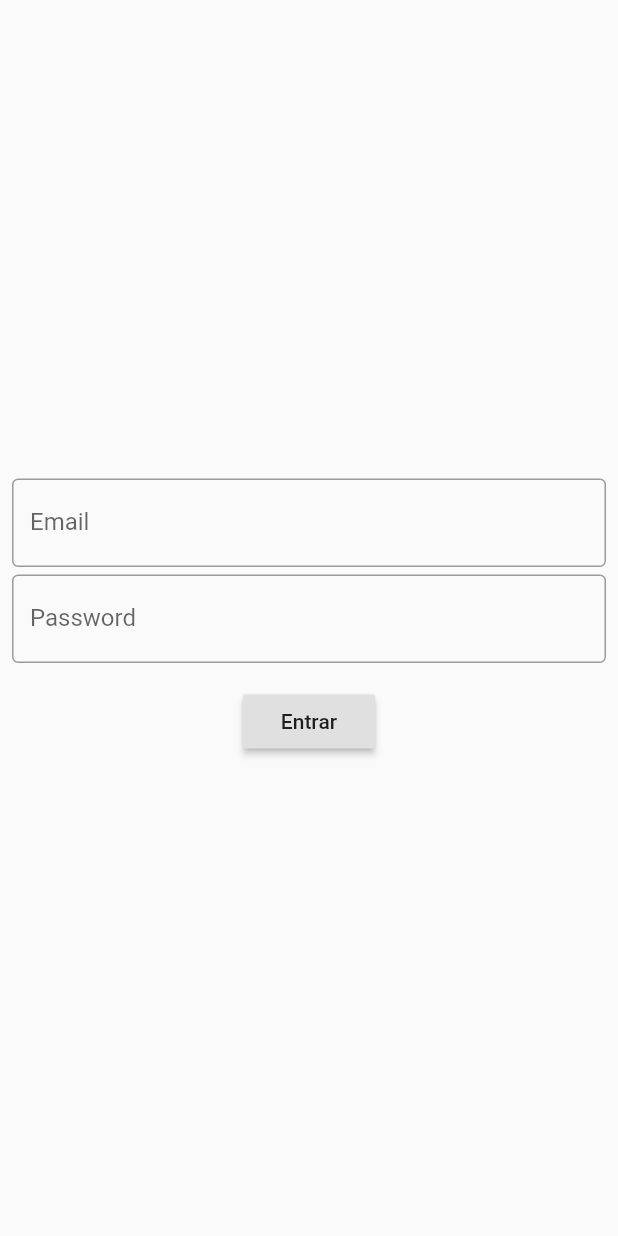
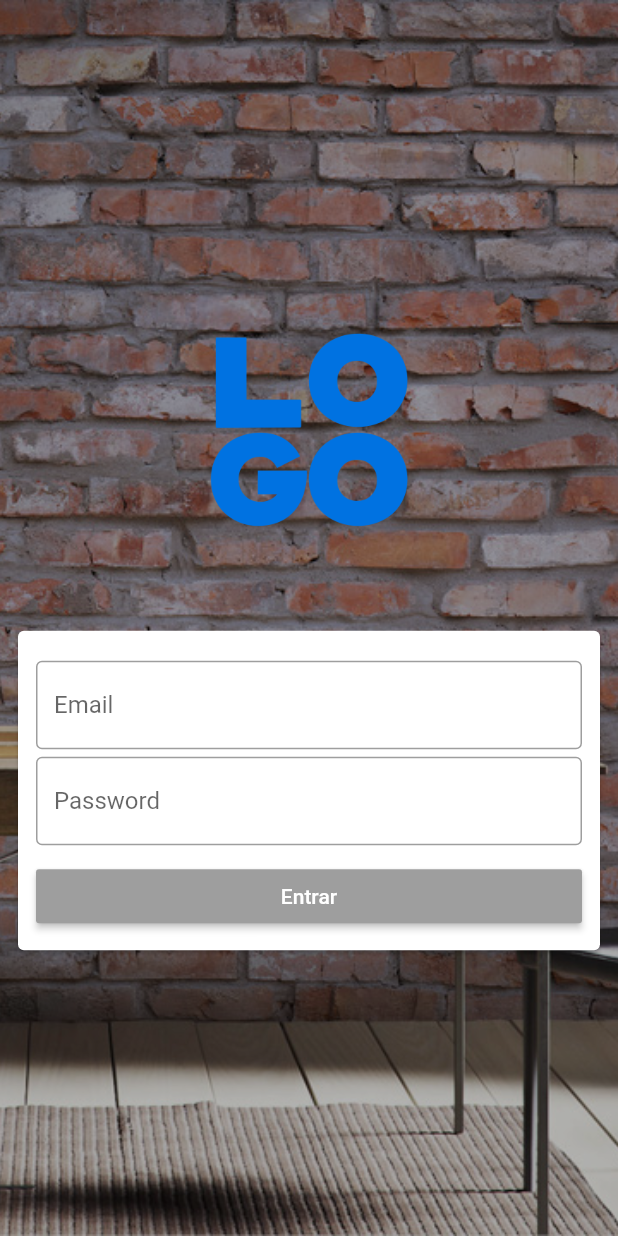
Before and after one commit to Lucas-Angelo/Dart-And-Flutter, a Flutter app: the screen it shows after launch, after a tap on "Entrar", on a phone screen of 412 x 824 dp. Run offline on Flutter 3.47's test engine with Material 2 defaults, Android fonts, the phone set to English and light mode, and no system bars.

Commit message:
pagina de login

```diff
--- a/Flutter/projetos/olaMundo/lib/app_widget.dart
+++ b/Flutter/projetos/olaMundo/lib/app_widget.dart
@@ -16,7 +16,11 @@ class AppWidget extends StatelessWidget { // Widget estático da aplicação pro
             ? Brightness.dark
             : Brightness.light,
         ),
-        home: LoginPage(), // Chama a home atualizada
+        initialRoute: '/',
+        routes: {
+          '/': (context) => LoginPage(),
+          '/home': (context) => HomePage(),
+        }, // Chama a home atualizada
         );
       },
     );
--- a/Flutter/projetos/olaMundo/lib/home_page.dart
+++ b/Flutter/projetos/olaMundo/lib/home_page.dart
@@ -89,8 +89,8 @@ class CustomSwitch extends StatelessWidget {
   @override
   Widget build(BuildContext context) {
     return Switch(
-            value: AppController.instance.isDarkTheme,
-            onChanged: (value){
+          value: AppController.instance.isDarkTheme,
+          onChanged: (value){
             AppController.instance.changeTheme();
           },);
   }
--- a/Flutter/projetos/olaMundo/lib/login_page.dart
+++ b/Flutter/projetos/olaMundo/lib/login_page.dart
@@ -1,4 +1,5 @@
 import 'package:flutter/material.dart';
+import 'package:olaMundo/home_page.dart';
 
 class LoginPage extends StatefulWidget {
   @override
@@ -10,10 +11,8 @@ class _LoginPageState extends State<LoginPage> {
   String email = '';
   String password = '';
 
-  @override
-  Widget build(BuildContext context) {
-    return Scaffold(
-      body: SingleChildScrollView(
+  Widget _body(){
+    return SingleChildScrollView(
         child: SizedBox(
           width: MediaQuery.of(context).size.width,
             height: MediaQuery.of(context).size.height,
@@ -21,6 +20,20 @@ class _LoginPageState extends State<LoginPage> {
               padding: const EdgeInsets.all(8.0),
               child: Column(
                 mainAxisAlignment: MainAxisAlignment.center,
+                children: [
+
+                  Container(
+                    width: 150,
+                    height: 200,
+                    child:
+                      Image.asset('assets/images/logo.png'),
+                  ),
+                  Container(height: 30,),
+
+                  Card(
+                    child: Padding(
+                      padding: const EdgeInsets.only(left: 12, right: 12, top: 20, bottom: 12),
+                      child: Column(
                         children: [
                           TextField(
                           onChanged: (text){
@@ -43,21 +56,47 @@ class _LoginPageState extends State<LoginPage> {
                             labelText: 'Password',
                           ),
                         ),
-                  Container(height: 15.0,),
+                        Container(height: 10.0,),
                         RaisedButton(
+                          textColor: Colors.white,
+                          color: Colors.grey,
                           onPressed: (){
-                      if(email=='lcs2001_@hotmail.com' && password == '123')
+                            if(email=='lcs2001_@hotmail.com' && password == '123'){
                               print('correto');
-                      else
+                              Navigator.of(context).pushReplacementNamed('/home');
+                            }
+                            else{
                               print('login invalido');
+                            }
                           },
-                    child: Text('Entrar'),
+                          child: Container(
+                              width: double.infinity,
+                              child: Text('Entrar', textAlign: TextAlign.center,)
+                            ),
+                        ),
+                        ],),
+                    )
                   ),
 
                 ],
               ),
             ),
           ),
+      );
+  }
+
+  @override
+  Widget build(BuildContext context) {
+    return Scaffold(
+      body: Stack(
+        children: [
+          SizedBox(
+            height: MediaQuery.of(context).size.height,
+            child: Image.asset('assets/images/background.jpg', fit: BoxFit.cover,)
+          ),
+          Container(color: Colors.black.withOpacity(0.3)),
+          _body(),
+        ],
       ),
     );
   }
--- a/Flutter/projetos/olaMundo/pubspec.yaml
+++ b/Flutter/projetos/olaMundo/pubspec.yaml
@@ -45,9 +45,9 @@ flutter:
   uses-material-design: true
 
   # To add assets to your application, add an assets section, like this:
-  # assets:
-  #   - images/a_dot_burr.jpeg
-  #   - images/a_dot_ham.jpeg
+  assets:
+  - assets/images/logo.png
+  - assets/images/background.jpg
 
   # An image asset can refer to one or more resolution-specific "variants", see
   # https://flutter.dev/assets-and-images/#resolution-aware.
```
Also changed, not shown: Flutter/projetos/olaMundo/assets/images/background.jpg (added), Flutter/projetos/olaMundo/assets/images/logo.png (added). Lines whose indentation alone changed are shown as unchanged.
